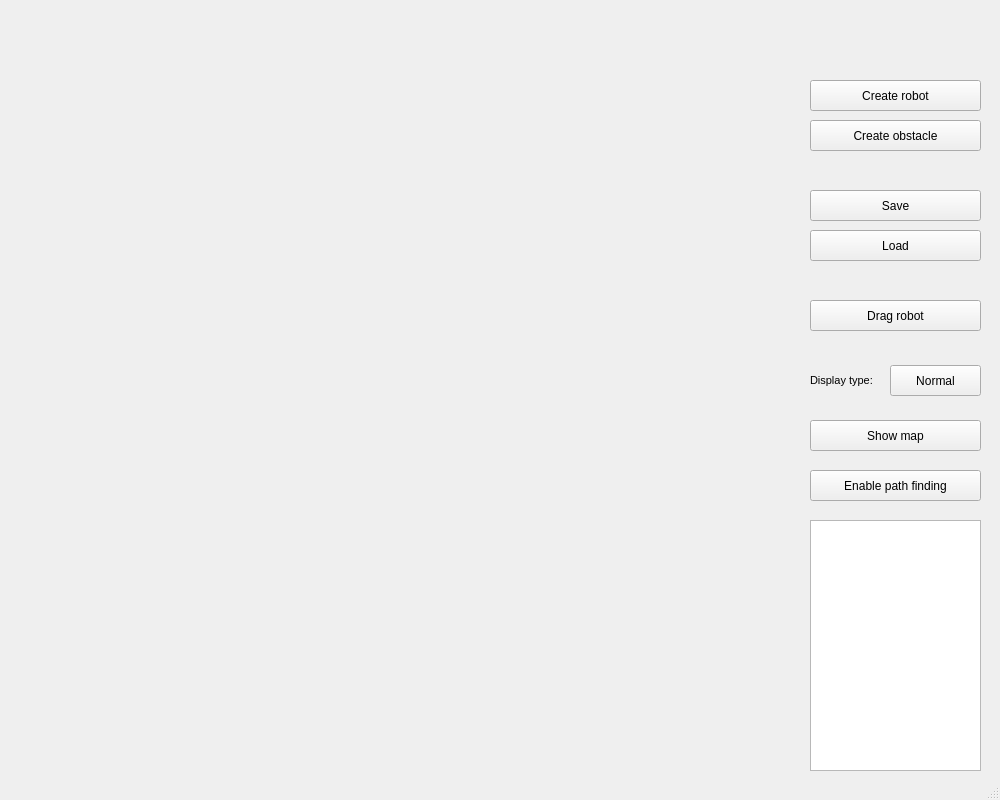
Above: QtGUI.ui from Veselov-Alexander/MotionPlanning before the change. Below: the same form after it.
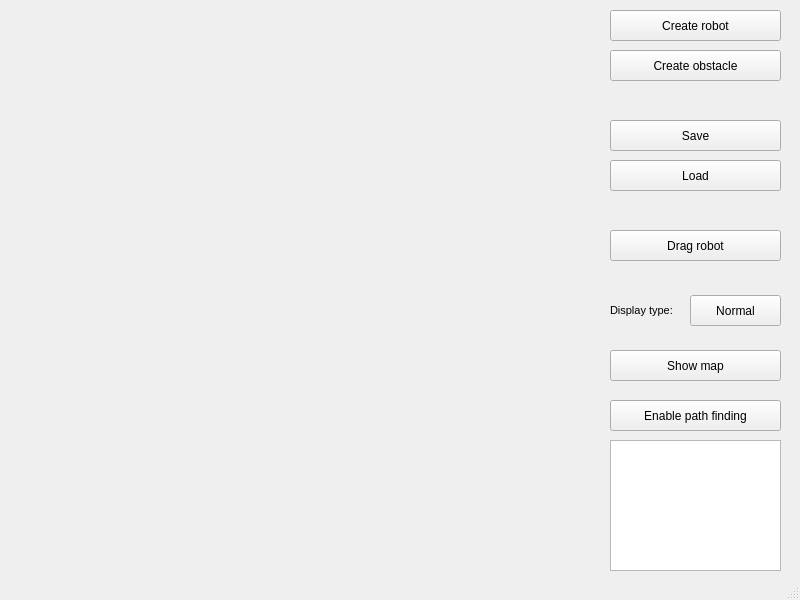
That is the form after the change.

The edit to the form file:
```diff
--- a/QtGUI.ui
+++ b/QtGUI.ui
@@ -6,8 +6,8 @@
    <rect>
     <x>0</x>
     <y>0</y>
-    <width>1000</width>
-    <height>800</height>
+    <width>800</width>
+    <height>600</height>
    </rect>
   </property>
   <property name="windowTitle">
@@ -17,8 +17,8 @@
    <widget class="QPushButton" name="createRobotButton">
     <property name="geometry">
      <rect>
-      <x>810</x>
-      <y>80</y>
+      <x>610</x>
+      <y>10</y>
       <width>171</width>
       <height>31</height>
      </rect>
@@ -33,8 +33,8 @@
     </property>
     <property name="geometry">
      <rect>
-      <x>810</x>
-      <y>120</y>
+      <x>610</x>
+      <y>50</y>
       <width>171</width>
       <height>31</height>
      </rect>
@@ -46,8 +46,8 @@
    <widget class="QPushButton" name="minsowskiButton">
     <property name="geometry">
      <rect>
-      <x>890</x>
-      <y>365</y>
+      <x>690</x>
+      <y>295</y>
       <width>91</width>
       <height>31</height>
      </rect>
@@ -59,8 +59,8 @@
    <widget class="QPushButton" name="moveRobotButton">
     <property name="geometry">
      <rect>
-      <x>810</x>
-      <y>300</y>
+      <x>610</x>
+      <y>230</y>
       <width>171</width>
       <height>31</height>
      </rect>
@@ -72,8 +72,8 @@
    <widget class="QPushButton" name="findPathMode">
     <property name="geometry">
      <rect>
-      <x>810</x>
-      <y>470</y>
+      <x>610</x>
+      <y>400</y>
       <width>171</width>
       <height>31</height>
      </rect>
@@ -85,8 +85,8 @@
    <widget class="QPushButton" name="showMapButton">
     <property name="geometry">
      <rect>
-      <x>810</x>
-      <y>420</y>
+      <x>610</x>
+      <y>350</y>
       <width>171</width>
       <height>31</height>
      </rect>
@@ -98,8 +98,8 @@
    <widget class="QPushButton" name="loadButton">
     <property name="geometry">
      <rect>
-      <x>810</x>
-      <y>230</y>
+      <x>610</x>
+      <y>160</y>
       <width>171</width>
       <height>31</height>
      </rect>
@@ -111,8 +111,8 @@
    <widget class="QPushButton" name="saveButton">
     <property name="geometry">
      <rect>
-      <x>810</x>
-      <y>190</y>
+      <x>610</x>
+      <y>120</y>
       <width>171</width>
       <height>31</height>
      </rect>
@@ -124,18 +124,18 @@
    <widget class="QTextBrowser" name="logArea">
     <property name="geometry">
      <rect>
-      <x>810</x>
-      <y>520</y>
+      <x>610</x>
+      <y>440</y>
       <width>171</width>
-      <height>251</height>
+      <height>131</height>
      </rect>
     </property>
    </widget>
    <widget class="QLabel" name="label">
     <property name="geometry">
      <rect>
-      <x>810</x>
-      <y>370</y>
+      <x>610</x>
+      <y>300</y>
       <width>81</width>
       <height>21</height>
      </rect>
```
